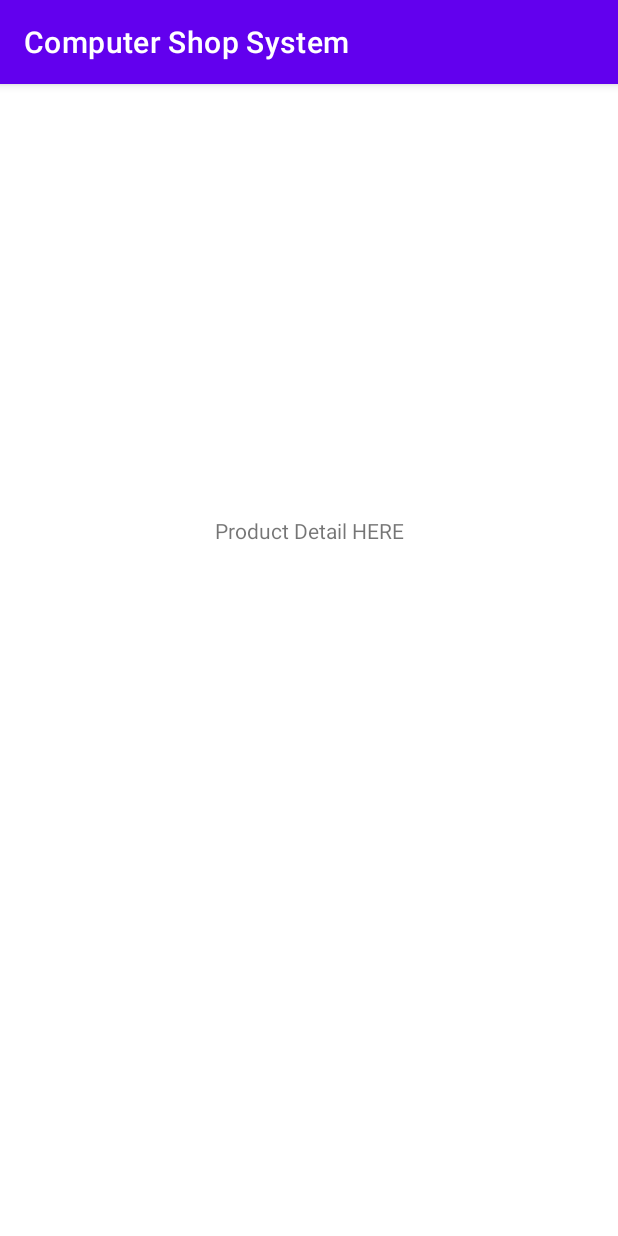
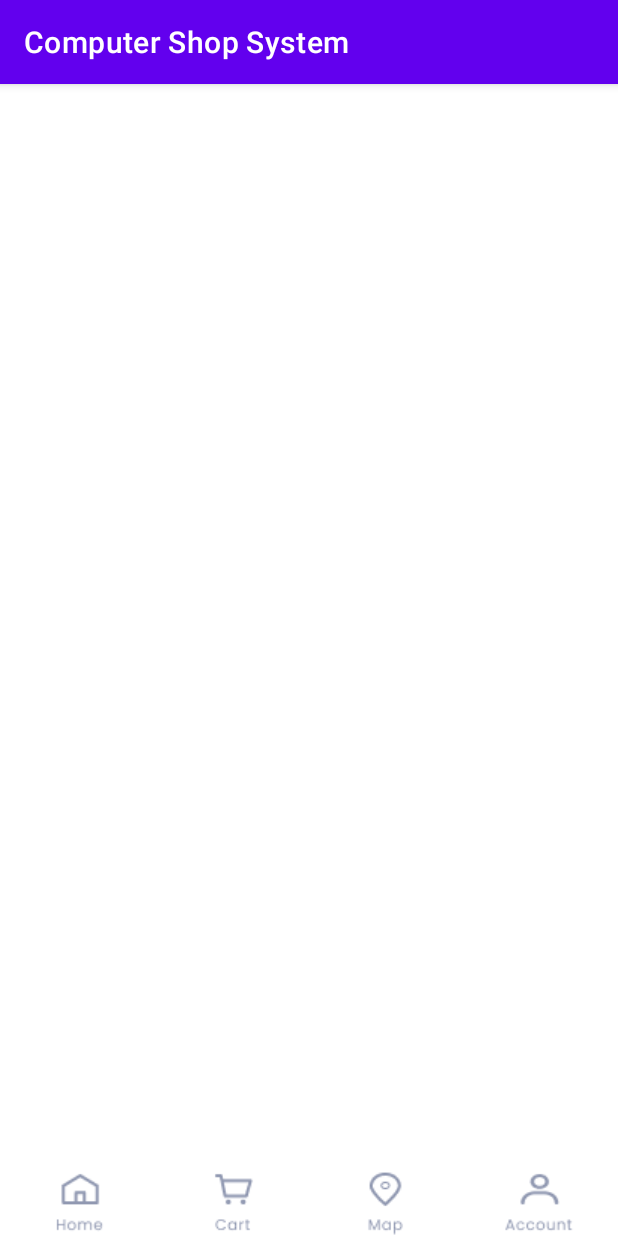
Before and after one commit to Thuan0707/ComputerShopSystem, an Android app: the ProductDetail screen opened directly, with no data from a screen before it, on a phone screen of 412 x 824 dp. Run offline under Robolectric (Android 15) with nearby library versions, the phone set to English and light mode, and no system bars.

Commit message:
done button bottom

```diff
--- a/ComputerShopSystem/app/src/main/res/layout/activity_product_detail.xml
+++ b/ComputerShopSystem/app/src/main/res/layout/activity_product_detail.xml
@@ -6,13 +6,48 @@
     android:layout_height="match_parent"
     tools:context=".View.ProductDetail">
 
-    <TextView
-        android:id="@+id/textView"
+    <ImageButton
+        android:id="@+id/imageButton4"
+        android:layout_width="98dp"
+        android:layout_height="59dp"
+        android:layout_marginEnd="4dp"
+        app:layout_constraintBottom_toBottomOf="parent"
+        app:layout_constraintEnd_toEndOf="parent"
+        app:layout_constraintHorizontal_bias="1.0"
+        app:layout_constraintStart_toEndOf="@+id/imageButton3"
+        app:srcCompat="@drawable/profile" />
+
+    <ImageButton
+        android:id="@+id/imageButton2"
+        android:layout_width="98dp"
+        android:layout_height="59dp"
+        android:layout_marginStart="4dp"
+        app:layout_constraintBottom_toBottomOf="parent"
+        app:layout_constraintStart_toEndOf="@+id/imageButton"
+        app:srcCompat="@drawable/cart" />
+
+    <ImageButton
+        android:id="@+id/imageButton3"
+        android:layout_width="98dp"
+        android:layout_height="59dp"
+        android:layout_marginStart="4dp"
+        app:layout_constraintBottom_toBottomOf="parent"
+        app:layout_constraintStart_toEndOf="@+id/imageButton2"
+        app:srcCompat="@drawable/map" />
+
+    <ImageButton
+        android:id="@+id/imageButton"
+        android:layout_width="98dp"
+        android:layout_height="59dp"
+        android:layout_marginStart="4dp"
+        app:layout_constraintBottom_toBottomOf="parent"
+        app:layout_constraintStart_toStartOf="parent"
+        app:srcCompat="@drawable/home" />
+
+    <androidx.constraintlayout.widget.Group
+        android:id="@+id/group"
         android:layout_width="wrap_content"
         android:layout_height="wrap_content"
-        android:layout_marginTop="288dp"
-        android:text="Product Detail HERE"
-        app:layout_constraintEnd_toEndOf="parent"
-        app:layout_constraintStart_toStartOf="parent"
-        app:layout_constraintTop_toTopOf="parent" />
+        app:constraint_referenced_ids="imageButton4,imageButton2,imageButton3,imageButton" />
+
 </androidx.constraintlayout.widget.ConstraintLayout>
```
Also changed, not shown: ComputerShopSystem/app/src/main/res/drawable/cart.png (added), ComputerShopSystem/app/src/main/res/drawable/home.png (added), ComputerShopSystem/app/src/main/res/drawable/map.png (added), ComputerShopSystem/app/src/main/res/drawable/profile.png (added).
